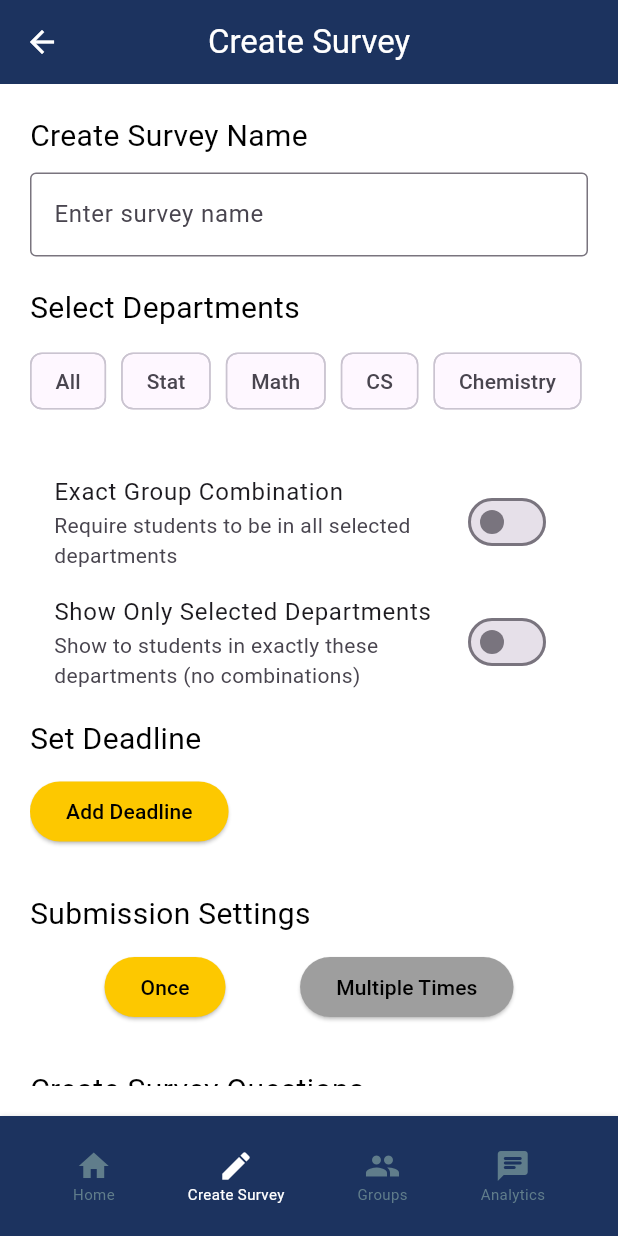
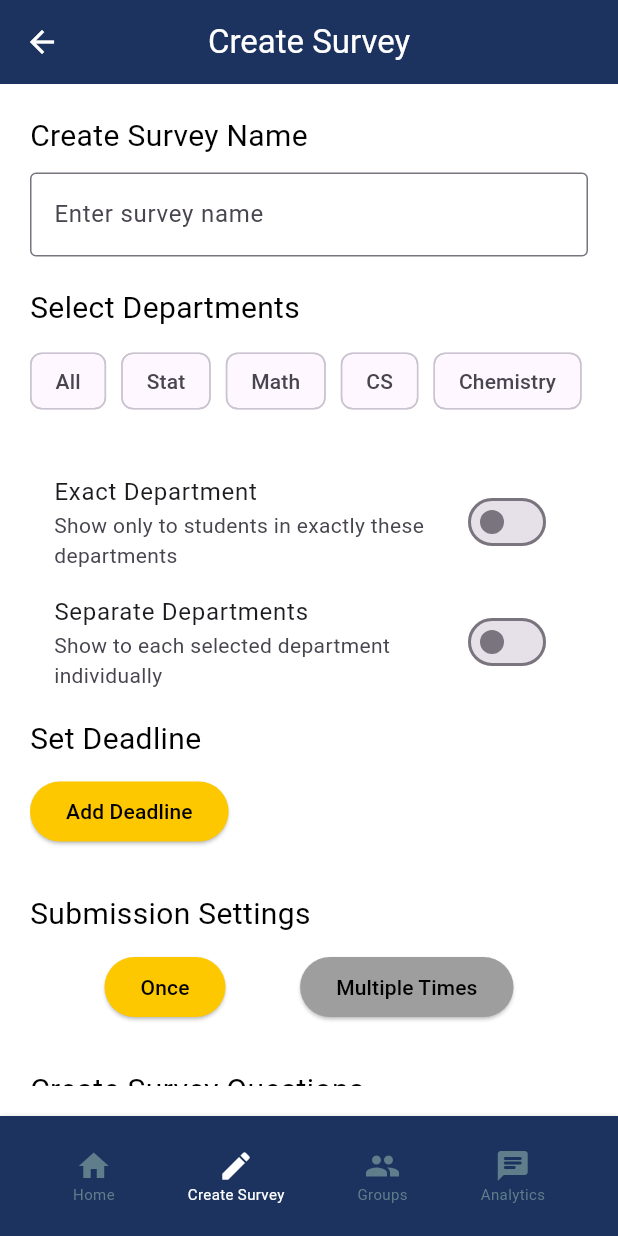
Before and after one commit to Amgooodd/survey-center, a Flutter app: the CreateSurvey screen opened by its route, on a phone screen of 412 x 824 dp. Run offline on Flutter 3.47's test engine with Material 3 defaults, Android fonts, the light colour scheme and no system bars; our stand-ins replace cloud_firestore, csv, file_picker, firebase_auth, firebase_core; missing offline and left inert: excel, syncfusion_flutter_xlsio; accounts and stored records are empty.

Commit message:
second update survey_create page

```diff
--- a/lib/screens/AdminHome/survey_create.dart
+++ b/lib/screens/AdminHome/survey_create.dart
@@ -219,8 +219,8 @@
               Column(
   children: [
     SwitchListTile(
-      title: Text("Exact Group Combination"),
-      subtitle: Text("Require students to be in all selected departments"),
+      title: Text("Exact Department"),
+      subtitle: Text("Show only to students in exactly these departments"),
       value: _requireExactGroupCombination,
       onChanged: _selectedDepartments.contains('All') ? null : (value) {
         setState(() {
@@ -230,10 +230,16 @@
       },
     ),
   SwitchListTile(
-      title: Text("Show Only Selected Departments"),
-      subtitle: Text("Show to students in exactly these departments (no combinations)"),
+  title: Text("Separate Departments"),
+  subtitle: Text("Show to each selected department individually"),
   value: _showOnlySelectedDepartments,
   onChanged: _selectedDepartments.contains('All') ? null : (value) {
+    if (value == true && _selectedDepartments.length < 2) {
+      ScaffoldMessenger.of(context).showSnackBar(
+        SnackBar(content: Text("You must select at least 2 departments for this option")),
+      );
+      return;
+    }
     setState(() {
       _showOnlySelectedDepartments = value;
       if (value) _requireExactGroupCombination = false;
```
Lines whose indentation alone changed are shown as unchanged.
